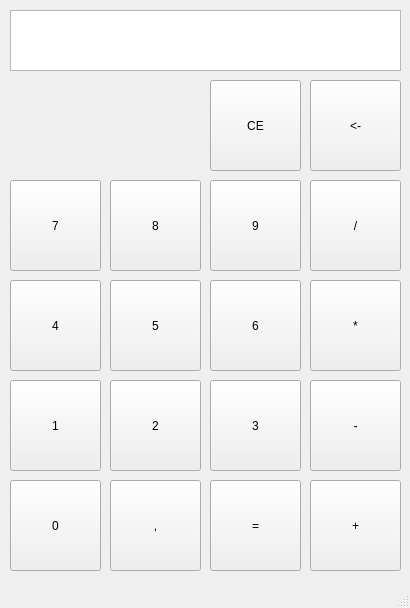
MaxSchu/ITT_SS16, file Assignment9/calculator/calculator.ui: the form before one commit.
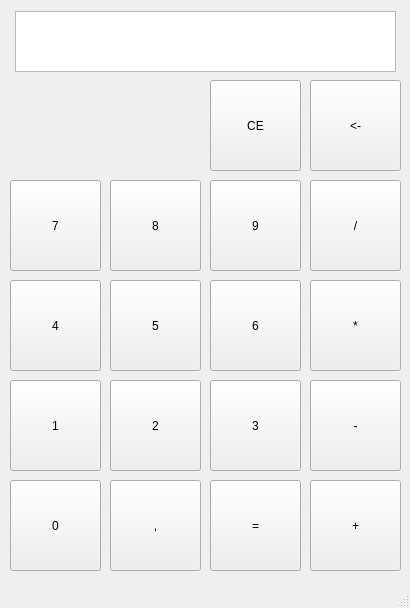
The form after the commit.

Commit message: setup some buttons

What changed in the file:
```diff
--- a/Assignment9/calculator/calculator.ui
+++ b/Assignment9/calculator/calculator.ui
@@ -14,19 +14,6 @@
    <string>PyCalculator</string>
   </property>
   <widget class="QWidget" name="centralwidget">
-   <widget class="QTextEdit" name="textScreen">
-    <property name="enabled">
-     <bool>true</bool>
-    </property>
-    <property name="geometry">
-     <rect>
-      <x>10</x>
-      <y>10</y>
-      <width>391</width>
-      <height>61</height>
-     </rect>
-    </property>
-   </widget>
    <widget class="QPushButton" name="funcDelete">
     <property name="geometry">
      <rect>
@@ -261,6 +248,16 @@
      <string>,</string>
     </property>
    </widget>
+   <widget class="QTextBrowser" name="textBrowser">
+    <property name="geometry">
+     <rect>
+      <x>15</x>
+      <y>11</y>
+      <width>381</width>
+      <height>61</height>
+     </rect>
+    </property>
+   </widget>
   </widget>
   <widget class="QStatusBar" name="statusbar"/>
  </widget>
```
The commit also changes 1 other file.
